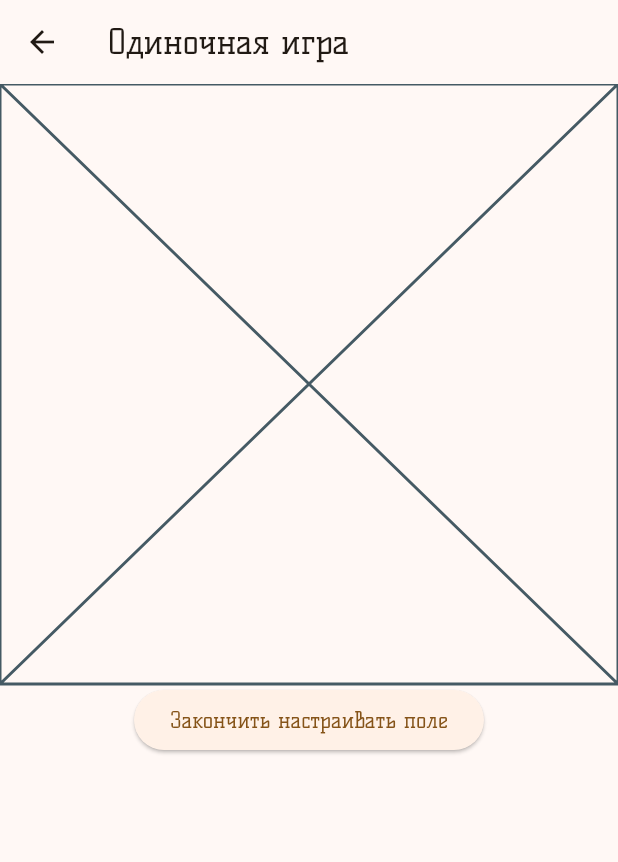
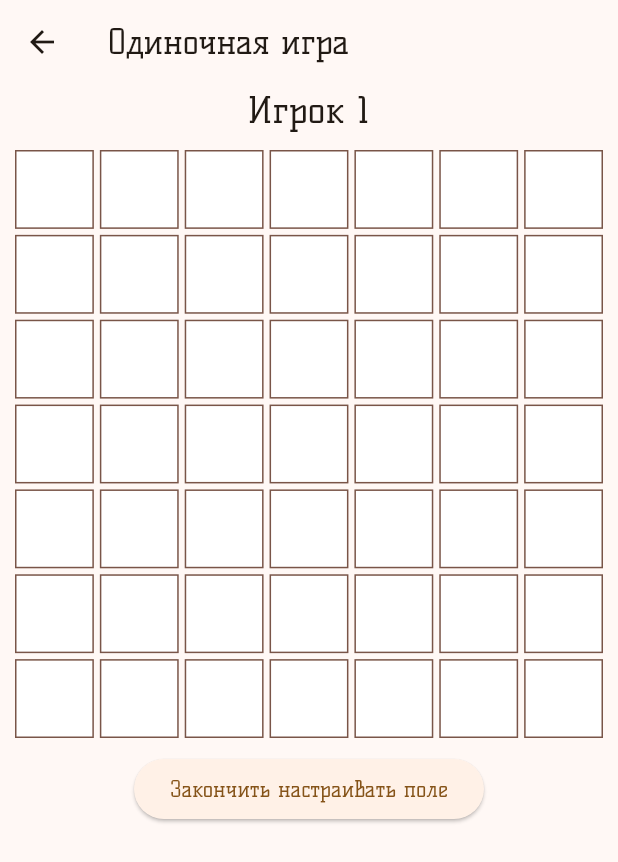
Before and after one commit to Voldezhur/MathProg, a Flutter app: the screen it shows after launch, after a tap on "Одиночная игра", on a phone screen of 412 x 824 dp. Shown: the top 862 px of the screen. Run offline on Flutter 3.47's test engine with Material 3 defaults, Android fonts, the light colour scheme and no system bars.

Commit message:
Created field and basic game and turn logic . Made a field that looks nice using GridView.bulider . Basic field setting functionality apart from actually selecting the ships

```diff
--- a/battleship/lib/components/field_setting.dart
+++ b/battleship/lib/components/field_setting.dart
@@ -1,10 +1,11 @@
-import 'package:battleship/widgets/field_tile.dart';
+import 'package:battleship/models/field_item.dart';
+import 'package:battleship/widgets/field.dart';
 import 'package:flutter/material.dart';
 
 class FieldSetting extends StatefulWidget {
   const FieldSetting({super.key, required this.field, required this.setField});
 
-  final List<List<FieldTile>> field;
+  final List<List<FieldItem>> field;
   final Function setField;
 
   @override
@@ -14,6 +15,6 @@ class FieldSetting extends StatefulWidget {
 class _FieldSettingState extends State<FieldSetting> {
   @override
   Widget build(BuildContext context) {
-    return const Placeholder();
+    return Field(size: 7, field: widget.field);
   }
 }
--- /dev/null
+++ b/battleship/lib/components/game_prep.dart
@@ -0,0 +1,67 @@
+import 'package:battleship/components/field_setting.dart';
+import 'package:battleship/globals/lists.dart';
+import 'package:flutter/material.dart';
+
+class GamePrep extends StatefulWidget {
+  const GamePrep({
+    super.key,
+    required this.setField1,
+    required this.setField2,
+    required this.startGame,
+    required this.isSingleplayer,
+  });
+
+  final Function setField1;
+  final Function setField2;
+  final Function startGame;
+
+  final bool isSingleplayer;
+
+  @override
+  State<GamePrep> createState() => _GamePrepState();
+}
+
+class _GamePrepState extends State<GamePrep> {
+  var turn = 1;
+
+  void _changeTurn() {
+    setState(() {
+      switch (turn) {
+        case 1:
+          if (widget.isSingleplayer) {
+            widget.startGame();
+          }
+          turn++;
+          break;
+        default:
+          widget.startGame();
+          break;
+      }
+    });
+  }
+
+  @override
+  Widget build(BuildContext context) {
+    return Column(
+      children: [
+        Text(
+          'Игрок $turn',
+          style: const TextStyle(fontSize: 24),
+        ),
+        turn == 1
+            ? FieldSetting(
+                field: playingField1,
+                setField: widget.setField1,
+              )
+            : FieldSetting(
+                field: playingField2,
+                setField: widget.setField2,
+              ),
+        ElevatedButton(
+          onPressed: _changeTurn,
+          child: const Text('Закончить настраивать поле'),
+        ),
+      ],
+    );
+  }
+}
--- a/battleship/lib/globals/lists.dart
+++ b/battleship/lib/globals/lists.dart
@@ -1,4 +1,134 @@
-import 'package:battleship/widgets/field_tile.dart';
+import 'package:battleship/models/field_item.dart';
+import 'package:flutter/material.dart';
 
-List<List<FieldTile>> playingField1 = [[]];
-List<List<FieldTile>> playingField2 = [[]];
+List<List<FieldItem>> playingField1 = [
+  [
+    FieldItem(false, false, Colors.white),
+    FieldItem(false, false, Colors.white),
+    FieldItem(false, false, Colors.white),
+    FieldItem(false, false, Colors.white),
+    FieldItem(false, false, Colors.white),
+    FieldItem(false, false, Colors.white),
+    FieldItem(false, false, Colors.white)
+  ],
+  [
+    FieldItem(false, false, Colors.white),
+    FieldItem(false, false, Colors.white),
+    FieldItem(false, false, Colors.white),
+    FieldItem(false, false, Colors.white),
+    FieldItem(false, false, Colors.white),
+    FieldItem(false, false, Colors.white),
+    FieldItem(false, false, Colors.white)
+  ],
+  [
+    FieldItem(false, false, Colors.white),
+    FieldItem(false, false, Colors.white),
+    FieldItem(false, false, Colors.white),
+    FieldItem(false, false, Colors.white),
+    FieldItem(false, false, Colors.white),
+    FieldItem(false, false, Colors.white),
+    FieldItem(false, false, Colors.white)
+  ],
+  [
+    FieldItem(false, false, Colors.white),
+    FieldItem(false, false, Colors.white),
+    FieldItem(false, false, Colors.white),
+    FieldItem(false, false, Colors.white),
+    FieldItem(false, false, Colors.white),
+    FieldItem(false, false, Colors.white),
+    FieldItem(false, false, Colors.white)
+  ],
+  [
+    FieldItem(false, false, Colors.white),
+    FieldItem(false, false, Colors.white),
+    FieldItem(false, false, Colors.white),
+    FieldItem(false, false, Colors.white),
+    FieldItem(false, false, Colors.white),
+    FieldItem(false, false, Colors.white),
+    FieldItem(false, false, Colors.white)
+  ],
+  [
+    FieldItem(false, false, Colors.white),
+    FieldItem(false, false, Colors.white),
+    FieldItem(false, false, Colors.white),
+    FieldItem(false, false, Colors.white),
+    FieldItem(false, false, Colors.white),
+    FieldItem(false, false, Colors.white),
+    FieldItem(false, false, Colors.white)
+  ],
+  [
+    FieldItem(false, false, Colors.white),
+    FieldItem(false, false, Colors.white),
+    FieldItem(false, false, Colors.white),
+    FieldItem(false, false, Colors.white),
+    FieldItem(false, false, Colors.white),
+    FieldItem(false, false, Colors.white),
+    FieldItem(false, false, Colors.white)
+  ],
+];
+
+List<List<FieldItem>> playingField2 = [
+  [
+    FieldItem(false, false, Colors.white),
+    FieldItem(false, false, Colors.white),
+    FieldItem(false, false, Colors.white),
+    FieldItem(false, false, Colors.white),
+    FieldItem(false, false, Colors.white),
+    FieldItem(false, false, Colors.white),
+    FieldItem(false, false, Colors.white)
+  ],
+  [
+    FieldItem(false, false, Colors.white),
+    FieldItem(false, false, Colors.white),
+    FieldItem(false, false, Colors.white),
+    FieldItem(false, false, Colors.white),
+    FieldItem(false, false, Colors.white),
+    FieldItem(false, false, Colors.white),
+    FieldItem(false, false, Colors.white)
+  ],
+  [
+    FieldItem(false, false, Colors.white),
+    FieldItem(false, false, Colors.white),
+    FieldItem(false, false, Colors.white),
+    FieldItem(false, false, Colors.white),
+    FieldItem(false, false, Colors.white),
+    FieldItem(false, false, Colors.white),
+    FieldItem(false, false, Colors.white)
+  ],
+  [
+    FieldItem(false, false, Colors.white),
+    FieldItem(false, false, Colors.white),
+    FieldItem(false, false, Colors.white),
+    FieldItem(false, false, Colors.white),
+    FieldItem(false, false, Colors.white),
+    FieldItem(false, false, Colors.white),
+    FieldItem(false, false, Colors.white)
+  ],
+  [
+    FieldItem(false, false, Colors.white),
+    FieldItem(false, false, Colors.white),
+    FieldItem(false, false, Colors.white),
+    FieldItem(false, false, Colors.white),
+    FieldItem(false, false, Colors.white),
+    FieldItem(false, false, Colors.white),
+    FieldItem(false, false, Colors.white)
+  ],
+  [
+    FieldItem(false, false, Colors.white),
+    FieldItem(false, false, Colors.white),
+    FieldItem(false, false, Colors.white),
+    FieldItem(false, false, Colors.white),
+    FieldItem(false, false, Colors.white),
+    FieldItem(false, false, Colors.white),
+    FieldItem(false, false, Colors.white)
+  ],
+  [
+    FieldItem(false, false, Colors.white),
+    FieldItem(false, false, Colors.white),
+    FieldItem(false, false, Colors.white),
+    FieldItem(false, false, Colors.white),
+    FieldItem(false, false, Colors.white),
+    FieldItem(false, false, Colors.white),
+    FieldItem(false, false, Colors.white)
+  ],
+];
--- a/battleship/lib/models/field_item.dart
+++ b/battleship/lib/models/field_item.dart
@@ -1,9 +1,9 @@
 import 'package:flutter/material.dart';
 
 class FieldItem {
-  bool isFilled;
+  bool isShip;
   bool isBlownUp;
   Color tileColor;
 
-  FieldItem(this.isFilled, this.isBlownUp, this.tileColor);
+  FieldItem(this.isShip, this.isBlownUp, this.tileColor);
 }
--- a/battleship/lib/pages/game_screen.dart
+++ b/battleship/lib/pages/game_screen.dart
@@ -1,4 +1,4 @@
-import 'package:battleship/components/field_setting.dart';
+import 'package:battleship/components/game_prep.dart';
 import 'package:battleship/components/gaming.dart';
 import 'package:battleship/globals/lists.dart';
 import 'package:flutter/material.dart';
@@ -13,7 +13,7 @@ class GameScreen extends StatefulWidget {
 }
 
 class _GameScreenState extends State<GameScreen> {
-  bool settingField = true;
+  bool isPrepping = true;
   int turn = 1;
 
   void _setField1(newField) {
@@ -28,29 +28,24 @@ class _GameScreenState extends State<GameScreen> {
     });
   }
 
+  void _startGame() {
+    setState(() {
+      isPrepping = false;
+    });
+  }
+
   @override
   Widget build(BuildContext context) {
     return Scaffold(
       appBar: AppBar(
         title: Text(widget.singleplayer ? 'Одиночная игра' : 'На двоих'),
       ),
-      body: settingField
-          ? Column(
-              children: [
-                turn == 1
-                    ? FieldSetting(
-                        field: playingField1,
-                        setField: _setField1,
-                      )
-                    : FieldSetting(
-                        field: playingField2,
-                        setField: _setField2,
-                      ),
-                ElevatedButton(
-                  onPressed: () => {turn = turn == 1 ? 2 : 1},
-                  child: const Text('Закончить настраивать поле'),
-                ),
-              ],
+      body: isPrepping
+          ? GamePrep(
+              setField1: _setField1,
+              setField2: _setField2,
+              startGame: _startGame,
+              isSingleplayer: widget.singleplayer,
             )
           : Gaming(),
     );
--- a/battleship/lib/widgets/field.dart
+++ b/battleship/lib/widgets/field.dart
@@ -1,7 +1,12 @@
+import 'package:battleship/models/field_item.dart';
+import 'package:battleship/widgets/field_tile.dart';
 import 'package:flutter/material.dart';
 
 class Field extends StatefulWidget {
-  const Field({super.key});
+  const Field({super.key, required this.size, required this.field});
+
+  final size;
+  final List<List<FieldItem>> field;
 
   @override
   State<Field> createState() => _FieldState();
@@ -10,6 +15,21 @@ class Field extends StatefulWidget {
 class _FieldState extends State<Field> {
   @override
   Widget build(BuildContext context) {
-    return const Placeholder();
+    return Padding(
+      padding: const EdgeInsets.all(8.0),
+      child: GridView.builder(
+        physics: const NeverScrollableScrollPhysics(),
+        shrinkWrap: true,
+        itemCount: widget.size * widget.size,
+        gridDelegate: SliverGridDelegateWithFixedCrossAxisCount(
+            crossAxisCount: widget.size),
+        itemBuilder: (BuildContext context, int index) {
+          final size = widget.size;
+          return FieldTile(
+              tile: widget.field[(index / size).floor()]
+                  [(index % size).toInt()]);
+        },
+      ),
+    );
   }
 }
--- a/battleship/lib/widgets/field_tile.dart
+++ b/battleship/lib/widgets/field_tile.dart
@@ -13,11 +13,12 @@ class FieldTile extends StatefulWidget {
 class _FieldTileState extends State<FieldTile> {
   @override
   Widget build(BuildContext context) {
-    return Container(
-      height: 20,
-      width: 20,
-      decoration: BoxDecoration(
-        color: widget.tile.tileColor,
+    return Padding(
+      padding: const EdgeInsets.all(2.0),
+      child: Container(
+        decoration: BoxDecoration(
+            color: widget.tile.tileColor,
+            border: Border.all(color: Colors.brown)),
       ),
     );
   }
```
